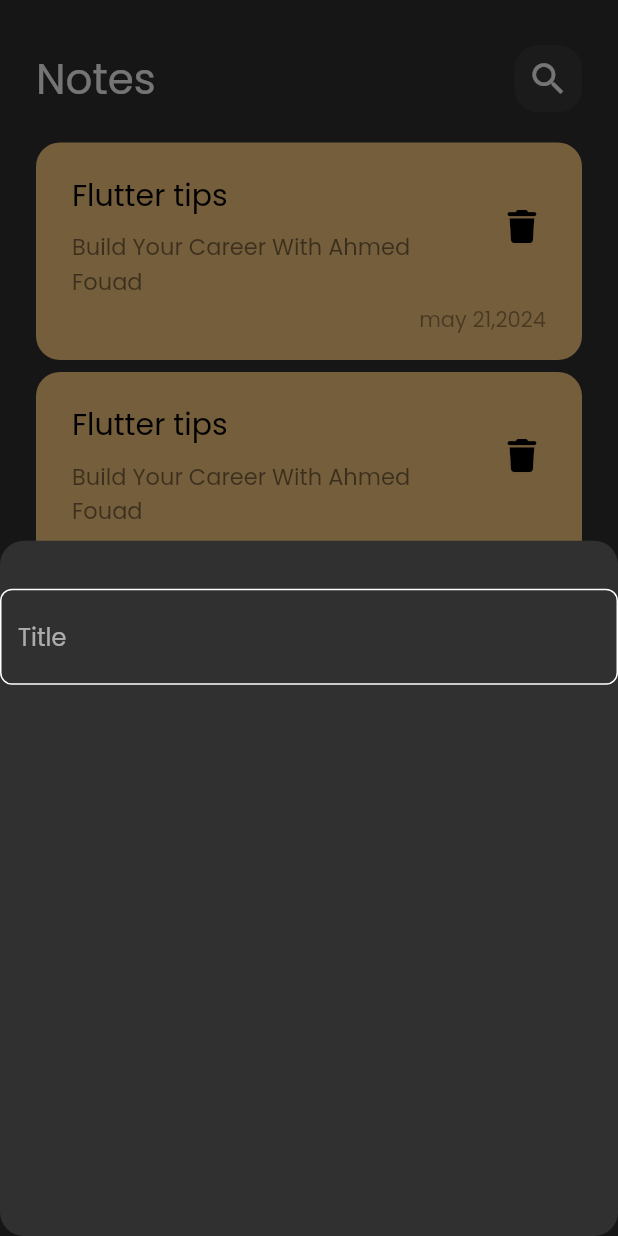
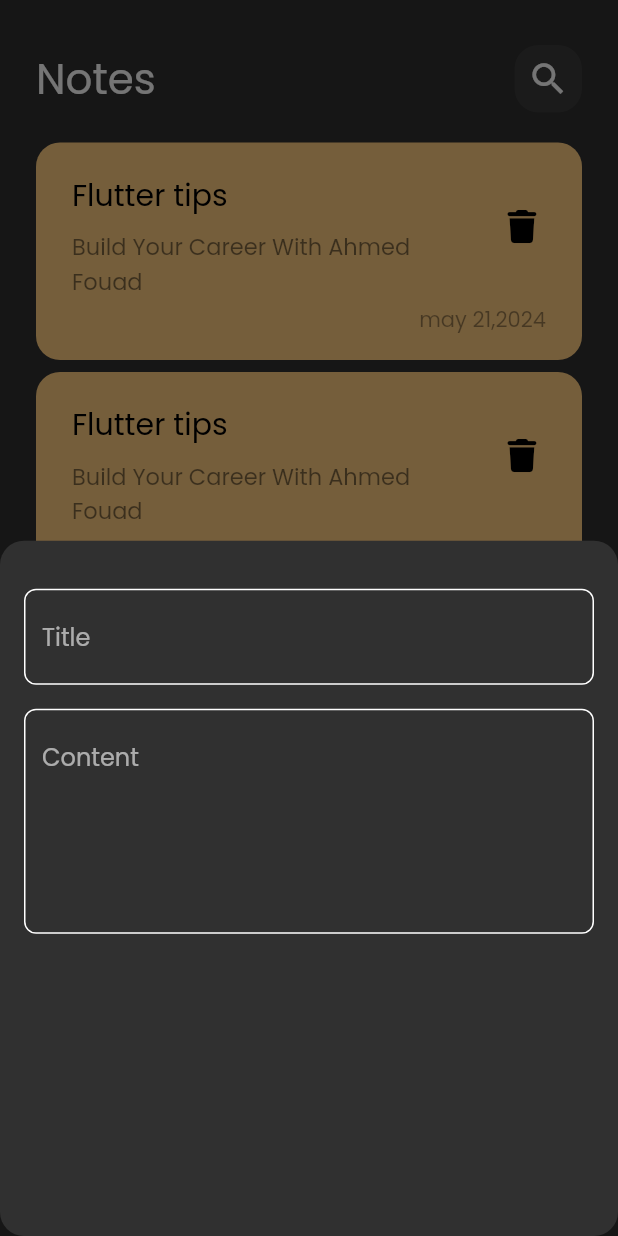
Before and after one commit to ahmadfouadalwakeal/NotesApp, a Flutter app: the screen it shows after launch, after a tap on the "add" icon, on a phone screen of 412 x 824 dp. Run offline on Flutter 3.47's test engine with Material 2 defaults, Android fonts, the phone set to English and light mode, and no system bars; our stand-ins replace font_awesome_flutter.

Commit message:
add field to bottom sheet

```diff
--- a/notes_app/lib/Widgets/Add_Note _Buttun_Sheet.dart
+++ b/notes_app/lib/Widgets/Add_Note _Buttun_Sheet.dart
@@ -1,16 +1,25 @@
 import 'package:flutter/material.dart';
 import 'package:notes_app/Widgets/custom_text_field.dart';
+import 'package:notes_app/constants.dart';
 
 class AddNoteBottomSheet extends StatelessWidget {
   const AddNoteBottomSheet({super.key});
 
   @override
   Widget build(BuildContext context) {
-    return Column(
-      children: [
-        SizedBox(height: 32,),
-        customtextfield(),
-      ],
+    return Padding(
+      padding: const EdgeInsets.symmetric(horizontal: 16.0),
+      child: Column(
+        children: [
+          SizedBox(height: 32,),
+          customtextfield(hint: 'Title',),
+          SizedBox(height: 16,),
+          customtextfield(hint: 'Content',maxlines: 5,),
+          SizedBox(height: 50,),
+
+
+        ],
+      ),
     );
   }
 }
--- a/notes_app/lib/Widgets/custom_text_field.dart
+++ b/notes_app/lib/Widgets/custom_text_field.dart
@@ -2,20 +2,20 @@ import 'package:flutter/material.dart';
 import 'package:notes_app/constants.dart';
 
 class customtextfield extends StatelessWidget {
-  const customtextfield({super.key});
-
+  const customtextfield({super.key, required this.hint, this.maxlines=1});
+  final String hint;
+  final int maxlines;
   @override
   Widget build(BuildContext context) {
     return TextField(
       cursorColor: kPrimaryColor,
+      maxLines: maxlines,
       decoration: InputDecoration(
-        hintText: 'Title',
+        hintText: hint,
         border:buildBorder(),
         enabledBorder:buildBorder(),
         focusedBorder: buildBorder(kPrimaryColor),
-
-      ),
-    );
+      ),);
   }
   OutlineInputBorder buildBorder([color]){
     return OutlineInputBorder(
```
